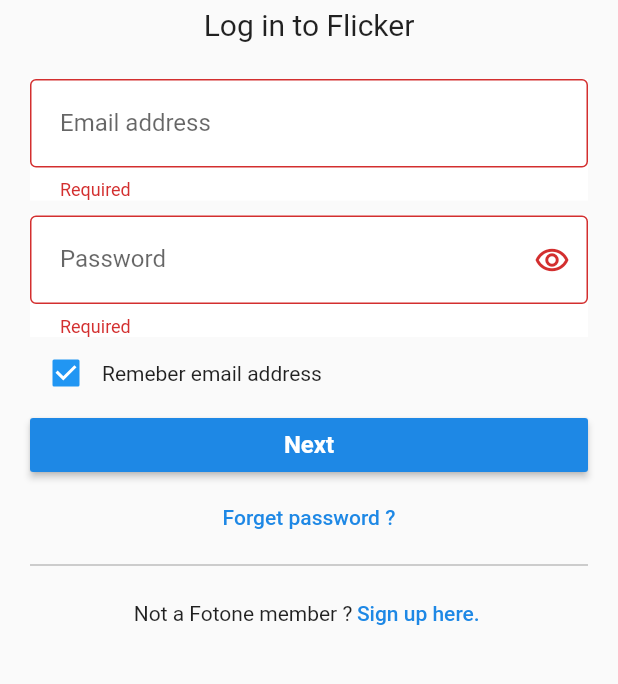
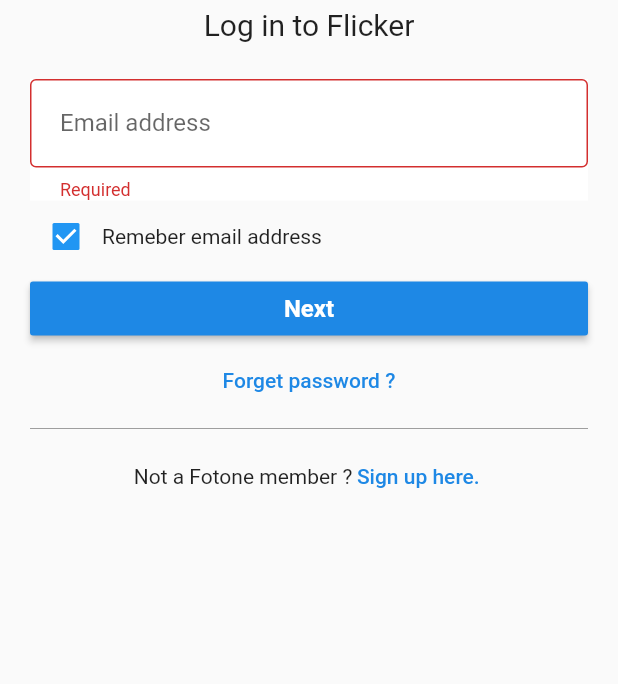
Before and after one commit to mohamed-halemo/Software-Project, a Flutter app: the LogIn screen opened directly, after a tap on "Next", on a phone screen of 412 x 824 dp, the part 137-821 px from its top. Run offline on Flutter 3.47's test engine with Material 2 defaults, Android fonts, the phone set to English and light mode, and no system bars; our stand-ins replace email_validator, flutter_swiper, image_gallery_saver, permission_handler, splashscreen; missing offline and left inert: bitmap, camerawesome, circle_list, photo_gallery, photo_manager; network calls fail; Roboto replaces fonts that are missing (Rubik).

Commit message:
Add comments and fixed bugs #2

```diff
--- a/android_flickr/lib/screens/logIn_screen.dart
+++ b/android_flickr/lib/screens/logIn_screen.dart
@@ -11,6 +11,7 @@ class _LogInState extends State<LogIn> {
   bool _secureText = true;
   String _buttonText = 'Next';
   bool _rememberMe = true;
+  bool _isEmailValidated = false;
   final _formKey = GlobalKey<FormState>();
   @override
   Widget build(BuildContext context) {
@@ -76,7 +77,8 @@ class _LogInState extends State<LogIn> {
                           label: 'Email address',
                           keyboardType: TextInputType.emailAddress,
                         ),
-                        _textInput(
+                        _isEmailValidated
+                            ? _textInput(
                                 hint: 'Password',
                                 label: 'Password',
                                 keyboardType: TextInputType.visiblePassword,
@@ -88,7 +90,8 @@ class _LogInState extends State<LogIn> {
                                   setState(() {
                                     _secureText = !_secureText;
                                   });
-                            }),
+                                })
+                            : Container(),
                         Row(
                           children: <Widget>[
                             Padding(padding: EdgeInsets.all(0.0)),
@@ -115,9 +118,10 @@ class _LogInState extends State<LogIn> {
                               final form = _formKey.currentState;
                               _formKey.currentState.validate();
                               setState(() {
-                                _formKey.currentState.validate()
-                                    ? _buttonText = 'Sign in'
-                                    : null;
+                                if (_formKey.currentState.validate()) {
+                                  _buttonText = 'Sign in';
+                                  _isEmailValidated = true;
+                                }
                               });
                             },
                             child: Container(
--- a/android_flickr/lib/screens/signUp_screen.dart
+++ b/android_flickr/lib/screens/signUp_screen.dart
@@ -174,9 +174,12 @@ Widget _textInput({
         if (value.isEmpty) {
           return 'Required';
         }
-        if (hint == 'Password' && (value.length < 12) ||
-            value.startsWith(' ')) {
+        if (hint == 'Password' &&
+            ((value.length < 12) || value.startsWith(' '))) {
           return 'Invalid password';
+        }
+        if (hint == 'Your age' && int.parse(value) > 120) {
+          return 'Invalid age';
         }
         return null;
       },
```
Lines whose indentation alone changed are shown as unchanged.
